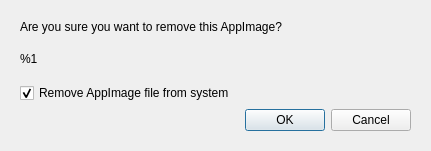
Before: the Qt Designer form src/ui/remove.ui in TheAssassin/AppImageLauncher, drawn with Qt 5.
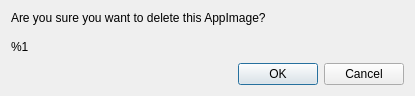
After: the same form once the commit is applied.

Commit message:
Simply and improve delete helper
Fixes #189.

Diff of the .ui file:
```diff
--- a/src/ui/remove.ui
+++ b/src/ui/remove.ui
@@ -6,30 +6,26 @@
    <rect>
     <x>0</x>
     <y>0</y>
-    <width>431</width>
-    <height>151</height>
+    <width>415</width>
+    <height>96</height>
    </rect>
   </property>
   <property name="windowTitle">
    <string>Please confirm</string>
   </property>
-  <widget class="QWidget" name="">
-   <property name="geometry">
-    <rect>
-     <x>20</x>
-     <y>20</y>
-     <width>391</width>
-     <height>111</height>
-    </rect>
-   </property>
-   <layout class="QVBoxLayout" name="verticalLayout" stretch="0,1,0,0">
+  <property name="locale">
+   <locale language="English" country="UnitedStates"/>
+  </property>
+  <layout class="QGridLayout" name="gridLayout">
+   <item row="0" column="0">
+    <layout class="QVBoxLayout" name="verticalLayout">
     <property name="sizeConstraint">
      <enum>QLayout::SetMinimumSize</enum>
     </property>
     <item>
      <widget class="QLabel" name="messageLabel">
       <property name="text">
-       <string>&lt;html&gt;&lt;head/&gt;&lt;body&gt;&lt;p&gt;Are you sure you want to remove this AppImage?&lt;/body&gt;&lt;/html&gt;</string>
+        <string>&lt;html&gt;&lt;head/&gt;&lt;body&gt;&lt;p&gt;Are you sure you want to delete this AppImage?&lt;/p&gt;&lt;/body&gt;&lt;/html&gt;</string>
       </property>
       <property name="alignment">
        <set>Qt::AlignLeading|Qt::AlignLeft|Qt::AlignTop</set>
@@ -39,7 +35,7 @@
     <item>
      <widget class="QLabel" name="pathLabel">
       <property name="sizePolicy">
-       <sizepolicy hsizetype="Fixed" vsizetype="Expanding">
+        <sizepolicy hsizetype="Preferred" vsizetype="Minimum">
         <horstretch>0</horstretch>
         <verstretch>0</verstretch>
        </sizepolicy>
@@ -53,17 +49,7 @@
       <property name="text">
        <string>%1</string>
       </property>
-     </widget>
-    </item>
-    <item>
-     <widget class="QCheckBox" name="checkBox">
-      <property name="toolTip">
-       <string>&lt;html&gt;&lt;head/&gt;&lt;body&gt;&lt;p&gt;Uncheck to only remove the desktop integration, but leave the file on the system.&lt;/p&gt;&lt;/body&gt;&lt;/html&gt;</string>
-      </property>
-      <property name="text">
-       <string>Remove AppImage file from system</string>
-      </property>
-      <property name="checked">
+       <property name="wordWrap">
        <bool>true</bool>
       </property>
      </widget>
@@ -79,7 +65,8 @@
      </widget>
     </item>
    </layout>
-  </widget>
+   </item>
+  </layout>
  </widget>
  <resources/>
  <connections>
```
Left out of the diff: 5 changed lines with no effect on the pictures. Lines whose indentation alone changed are shown as unchanged. The commit also changes 9 other files.
